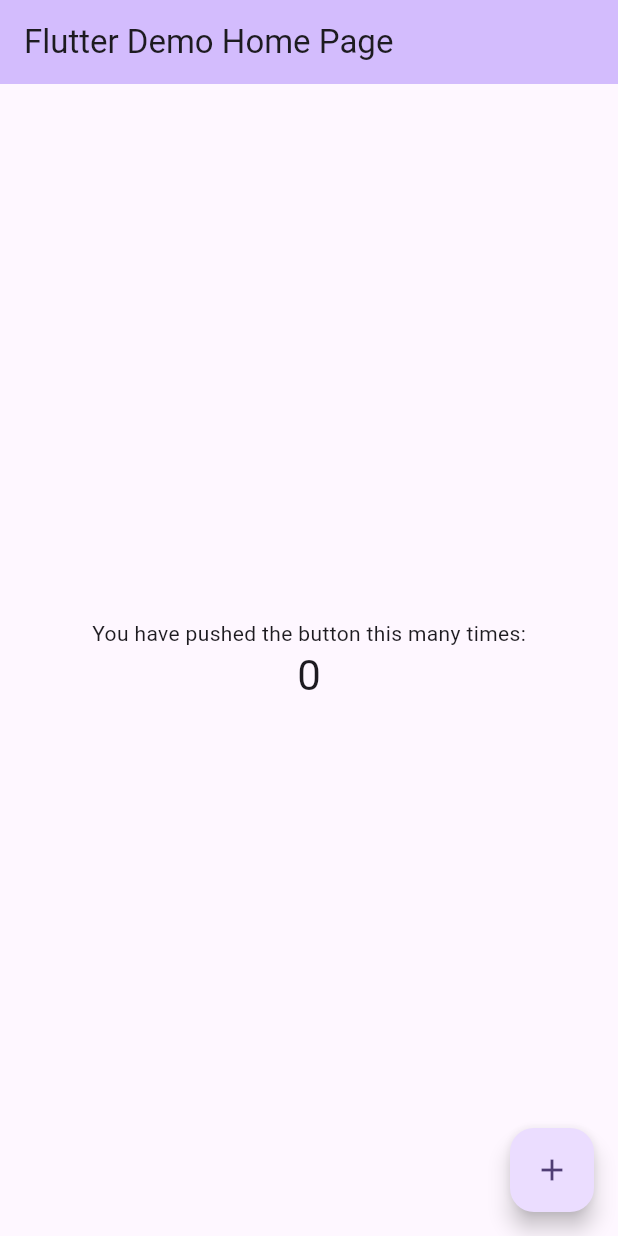
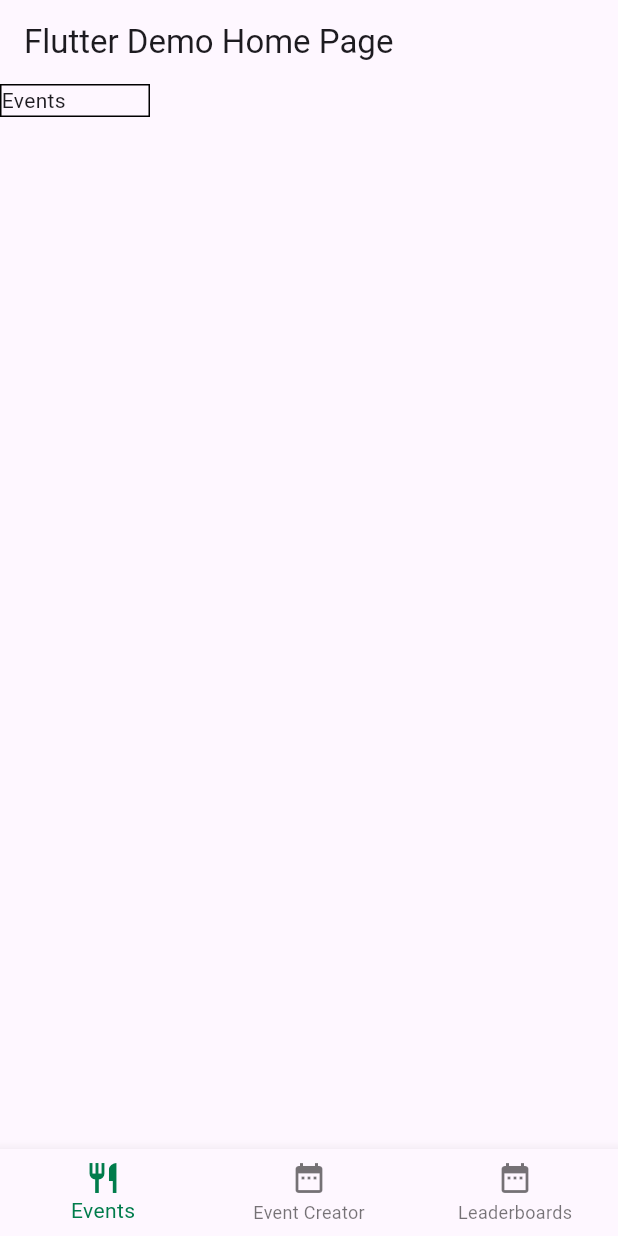
Before and after one commit to McMaster1301/munich-worship, a Flutter app: the screen it shows after launch, on a phone screen of 412 x 824 dp. Run offline on Flutter 3.47's test engine with Material 3 defaults, Android fonts, the phone set to English and light mode, and no system bars.

Commit message:
feat: nav bar

```diff
--- /dev/null
+++ b/lib/events.dart
@@ -0,0 +1,23 @@
+import 'package:flutter/material.dart';
+
+class Events extends StatefulWidget {
+  @override
+  // ignore: no_logic_in_create_state
+  State<Events> createState() => _EventsState();
+}
+
+class _EventsState extends State<Events> {
+  @override
+  void initState() {
+    super.initState();
+    //This is the place to fetch sth for api since it is only done once (not in build where it is rebuilt every time)
+  }
+
+  @override
+  Widget build(BuildContext context) {
+    return Container(
+        width: 100,
+        decoration: BoxDecoration(border: Border.all()),
+        child: const Text(overflow: TextOverflow.ellipsis, 'Events'));
+  }
+}
--- /dev/null
+++ b/lib/leaderboards.dart
@@ -0,0 +1,23 @@
+import 'package:flutter/material.dart';
+
+class Leaderboards extends StatefulWidget {
+  @override
+  // ignore: no_logic_in_create_state
+  State<Leaderboards> createState() => _LeaderboardsState();
+}
+
+class _LeaderboardsState extends State<Leaderboards> {
+  @override
+  void initState() {
+    super.initState();
+    //This is the place to fetch sth for api since it is only done once (not in build where it is rebuilt every time)
+  }
+
+  @override
+  Widget build(BuildContext context) {
+    return Container(
+        width: 100,
+        decoration: BoxDecoration(border: Border.all()),
+        child: const Text(overflow: TextOverflow.ellipsis, 'Leaderboards'));
+  }
+}
--- a/lib/main.dart
+++ b/lib/main.dart
@@ -1,4 +1,7 @@
 import 'package:flutter/material.dart';
+import 'package:munic_worship/event_creator.dart';
+import 'package:munic_worship/events.dart';
+import 'package:munic_worship/leaderboards.dart';
 
 void main() {
   runApp(const MyApp());
@@ -55,71 +58,43 @@ class MyHomePage extends StatefulWidget {
 }
 
 class _MyHomePageState extends State<MyHomePage> {
-  int _counter = 0;
-
-  void _incrementCounter() {
-    setState(() {
-      // This call to setState tells the Flutter framework that something has
-      // changed in this State, which causes it to rerun the build method below
-      // so that the display can reflect the updated values. If we changed
-      // _counter without calling setState(), then the build method would not be
-      // called again, and so nothing would appear to happen.
-      _counter++;
-    });
-  }
-
+  var pageIndex = 0;
   @override
   Widget build(BuildContext context) {
-    // This method is rerun every time setState is called, for instance as done
-    // by the _incrementCounter method above.
-    //
-    // The Flutter framework has been optimized to make rerunning build methods
-    // fast, so that you can just rebuild anything that needs updating rather
-    // than having to individually change instances of widgets.
     return Scaffold(
       appBar: AppBar(
-        // TRY THIS: Try changing the color here to a specific color (to
-        // Colors.amber, perhaps?) and trigger a hot reload to see the AppBar
-        // change color while the other colors stay the same.
-        backgroundColor: Theme.of(context).colorScheme.inversePrimary,
-        // Here we take the value from the MyHomePage object that was created by
-        // the App.build method, and use it to set our appbar title.
         title: Text(widget.title),
       ),
-      body: Center(
-        // Center is a layout widget. It takes a single child and positions it
-        // in the middle of the parent.
-        child: Column(
-          // Column is also a layout widget. It takes a list of children and
-          // arranges them vertically. By default, it sizes itself to fit its
-          // children horizontally, and tries to be as tall as its parent.
-          //
-          // Column has various properties to control how it sizes itself and
-          // how it positions its children. Here we use mainAxisAlignment to
-          // center the children vertically; the main axis here is the vertical
-          // axis because Columns are vertical (the cross axis would be
-          // horizontal).
-          //
-          // TRY THIS: Invoke "debug painting" (choose the "Toggle Debug Paint"
-          // action in the IDE, or press "p" in the console), to see the
-          // wireframe for each widget.
-          mainAxisAlignment: MainAxisAlignment.center,
-          children: <Widget>[
-            const Text(
-              'You have pushed the button this many times:',
-            ),
-            Text(
-              '$_counter',
-              style: Theme.of(context).textTheme.headlineMedium,
-            ),
-          ],
-        ),
+      body: pageIndex == 0
+          ? Events()
+          : pageIndex == 1
+              ? EventCreator()
+              : Leaderboards(),
+      bottomNavigationBar: BottomNavigationBar(
+        key: const Key("1"),
+        items: const <BottomNavigationBarItem>[
+          BottomNavigationBarItem(
+            icon: Icon(Icons.restaurant),
+            // icon: Icon(Icons.style),
+            label: 'Events',
+          ),
+          BottomNavigationBarItem(
+            icon: Icon(Icons.date_range),
+            label: 'Event Creator',
+          ),
+          BottomNavigationBarItem(
+            icon: Icon(Icons.date_range),
+            label: 'Leaderboards',
+          ),
+        ],
+        currentIndex: pageIndex,
+        onTap: (int index) => {
+          setState(() {
+            pageIndex = index;
+          })
+        },
+        selectedItemColor: const Color(0xff007c4b),
       ),
-      floatingActionButton: FloatingActionButton(
-        onPressed: _incrementCounter,
-        tooltip: 'Increment',
-        child: const Icon(Icons.add),
-      ), // This trailing comma makes auto-formatting nicer for build methods.
     );
   }
 }
```
Also changed, not shown: lib/event_creator.dart (added, +23 -0 lines), pubspec.lock.
